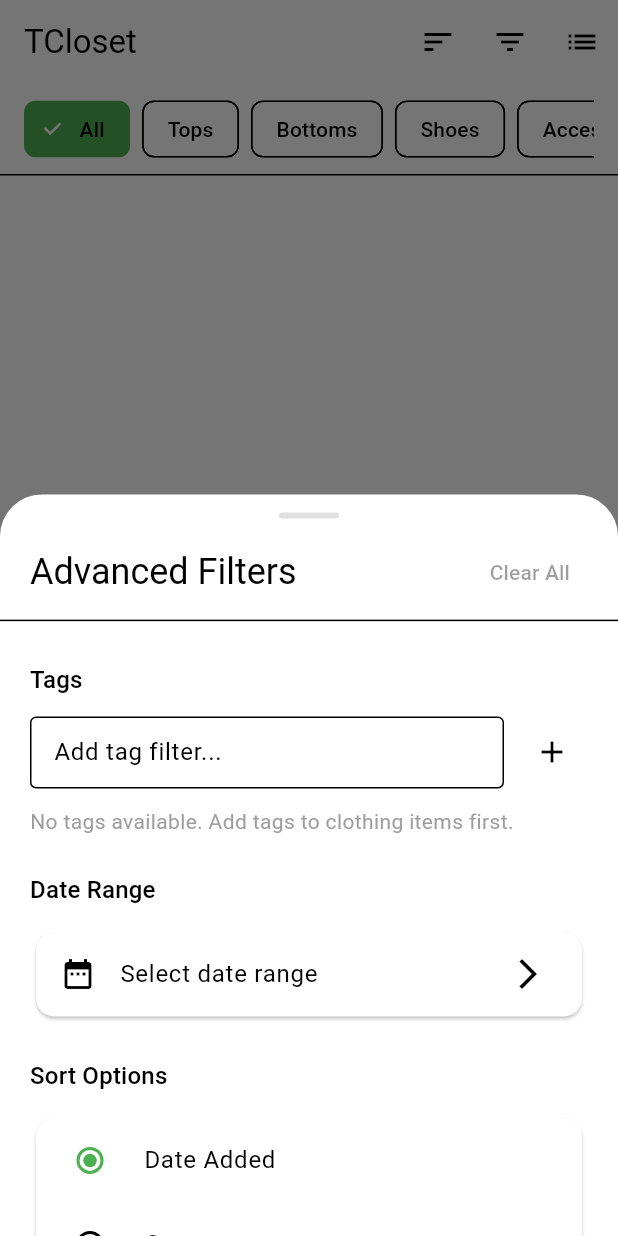
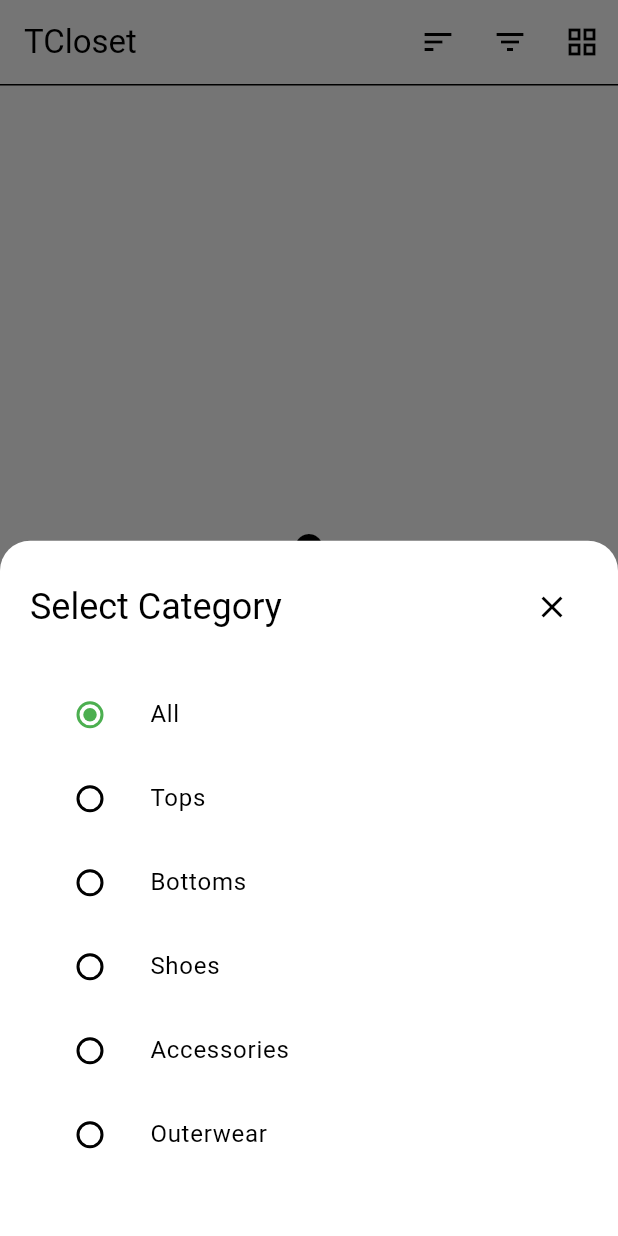
Before and after one commit to hviiet/closet, a Flutter app: the screen it shows after launch, after a tap on the "filter list" icon, on a phone screen of 412 x 824 dp. Run offline on Flutter 3.47's test engine with Material 3 defaults, Android fonts, the light colour scheme and no system bars; our stand-ins replace equatable, flutter_bloc, flutter_image_compress, freezed_annotation, hive, hive_flutter and 1 more; accounts and stored records are empty.

Commit message:
remove un-use fields

```diff
--- a/lib/cubit/filter_cubit.dart
+++ b/lib/cubit/filter_cubit.dart
@@ -2,7 +2,7 @@ import 'package:flutter_bloc/flutter_bloc.dart';
 import 'package:equatable/equatable.dart';
 import '../models/models.dart';
 
-enum SortOption { dateAdded, category, name, recentlyUsed }
+enum SortOption { dateAdded, category, recentlyUsed }
 
 enum SortOrder { ascending, descending }
 
@@ -14,6 +14,7 @@ class FilterState extends Equatable {
   final List<String> selectedTags;
   final bool showOnlyFavorites;
   final DateRange? dateRange;
+  final String searchQuery;
 
   const FilterState({
     this.selectedCategory,
@@ -23,6 +24,7 @@ class FilterState extends Equatable {
     this.selectedTags = const [],
     this.showOnlyFavorites = false,
     this.dateRange,
+    this.searchQuery = '',
   });
 
   FilterState copyWith({
@@ -36,6 +38,7 @@ class FilterState extends Equatable {
     bool clearCategory = false,
     bool clearTags = false,
     bool clearDateRange = false,
+    String? searchQuery,
   }) {
     return FilterState(
       selectedCategory:
@@ -46,6 +49,7 @@ class FilterState extends Equatable {
       selectedTags: clearTags ? [] : (selectedTags ?? this.selectedTags),
       showOnlyFavorites: showOnlyFavorites ?? this.showOnlyFavorites,
       dateRange: clearDateRange ? null : (dateRange ?? this.dateRange),
+      searchQuery: searchQuery ?? this.searchQuery,
     );
   }
 
@@ -53,7 +57,8 @@ class FilterState extends Equatable {
       selectedCategory != null ||
       selectedTags.isNotEmpty ||
       showOnlyFavorites ||
-      dateRange != null;
+      dateRange != null ||
+      searchQuery.isNotEmpty;
 
   @override
   List<Object?> get props => [
@@ -64,6 +69,7 @@ class FilterState extends Equatable {
         selectedTags,
         showOnlyFavorites,
         dateRange,
+        searchQuery,
       ];
 }
 
@@ -152,15 +158,6 @@ class FilterCubit extends Cubit<FilterState> {
           .toList();
     }
 
-    // Apply tag filters
-    if (state.selectedTags.isNotEmpty) {
-      filtered = filtered.where((item) {
-        if (item.tags == null || item.tags!.isEmpty) return false;
-        return state.selectedTags.every((tag) => item.tags!.any(
-            (itemTag) => itemTag.toLowerCase().contains(tag.toLowerCase())));
-      }).toList();
-    }
-
     // Apply date range filter
     if (state.dateRange != null) {
       filtered = filtered
@@ -183,11 +180,6 @@ class FilterCubit extends Cubit<FilterState> {
         case SortOption.category:
           comparison = a.category.displayName.compareTo(b.category.displayName);
           break;
-        case SortOption.name:
-          final aName = a.notes ?? a.category.displayName;
-          final bName = b.notes ?? b.category.displayName;
-          comparison = aName.compareTo(bName);
-          break;
         case SortOption.recentlyUsed:
           // For now, sort by date added as a proxy for recently used
           comparison = a.dateAdded.compareTo(b.dateAdded);
@@ -201,13 +193,8 @@ class FilterCubit extends Cubit<FilterState> {
   }
 
   /// Get available tags from all items
-  List<String> getAvailableTags(List<ClothingItem> items) {
-    final tags = <String>{};
-    for (final item in items) {
-      if (item.tags != null) {
-        tags.addAll(item.tags!);
-      }
-    }
-    return tags.toList()..sort();
+  Set<String> getAvailableTags(List<ClothingItem> items) {
+    // Return empty set since tags field was removed
+    return <String>{};
   }
 }
--- a/lib/models/clothing_item.dart
+++ b/lib/models/clothing_item.dart
@@ -13,8 +13,6 @@ class ClothingItem with _$ClothingItem {
     @HiveField(1) required String imagePath,
     @HiveField(2) required ClothingCategory category,
     @HiveField(3) required DateTime dateAdded,
-    @HiveField(4) String? notes,
-    @HiveField(5) List<String>? tags,
   }) = _ClothingItem;
 
   factory ClothingItem.fromJson(Map<String, dynamic> json) =>
--- a/lib/models/trip.dart
+++ b/lib/models/trip.dart
@@ -9,13 +9,9 @@ part 'trip.g.dart';
 class Trip with _$Trip {
   const factory Trip({
     @HiveField(0) required String id,
-    @HiveField(1) required String name,
-    @HiveField(2) required DateTime startDate,
-    @HiveField(3) required DateTime endDate,
-    @HiveField(4) required List<String> itemIds,
-    @HiveField(5) required List<String> outfitIds,
-    @HiveField(6) String? destination,
-    @HiveField(7) String? notes,
+    @HiveField(1) required List<String> itemIds,
+    @HiveField(2) required List<String> outfitIds,
+    @HiveField(3) required DateTime dateCreated,
   }) = _Trip;
 
   factory Trip.fromJson(Map<String, dynamic> json) => _$TripFromJson(json);
--- a/lib/repositories/hive_clothing_repository.dart
+++ b/lib/repositories/hive_clothing_repository.dart
@@ -48,12 +48,7 @@ class HiveClothingRepository implements ClothingRepository {
     final lowercaseQuery = query.toLowerCase();
     return _box.values
         .where((item) =>
-            item.notes?.toLowerCase().contains(lowercaseQuery) == true ||
-            item.tags?.any(
-                    (tag) => tag.toLowerCase().contains(lowercaseQuery)) ==
-                true ||
             item.category.displayName.toLowerCase().contains(lowercaseQuery))
-        .toList()
-      ..sort((a, b) => b.dateAdded.compareTo(a.dateAdded));
+        .toList();
   }
 }
--- a/lib/screens/home_screen.dart
+++ b/lib/screens/home_screen.dart
@@ -6,8 +6,7 @@ import '../bloc/clothing_state.dart';
 import '../cubit/filter_cubit.dart';
 import '../models/models.dart';
 import '../widgets/clothing_item_widget.dart';
-import '../widgets/category_filter_chip.dart';
-import '../widgets/advanced_filter_bottom_sheet.dart';
+
 import '../constants/app_theme.dart';
 import 'add_item_screen.dart';
 
@@ -70,20 +69,6 @@ class _HomeScreenState extends State<HomeScreen> {
                       ],
                     ),
                   ),
-                  PopupMenuItem(
-                    value: SortOption.name,
-                    child: Row(
-                      children: [
-                        Icon(
-                          filterState.sortOption == SortOption.name
-                              ? Icons.radio_button_checked
-                              : Icons.radio_button_unchecked,
-                        ),
-                        const SizedBox(width: 8),
-                        const Text('Name'),
-                      ],
-                    ),
-                  ),
                   const PopupMenuDivider(),
                   PopupMenuItem(
                     value: null,
@@ -129,7 +114,7 @@ class _HomeScreenState extends State<HomeScreen> {
             builder: (context, filterState) {
               return IconButton(
                 icon:
-                    Icon(filterState.isGridView ? Icons.list : Icons.grid_view),
+                    Icon(filterState.isGridView ? Icons.grid_view : Icons.list),
                 onPressed: () {
                   context.read<FilterCubit>().toggleViewMode();
                 },
@@ -185,39 +170,6 @@ class _HomeScreenState extends State<HomeScreen> {
                 ),
               );
             },
-          ),
-
-          // Category Filters
-          Container(
-            height: 60,
-            padding: const EdgeInsets.symmetric(horizontal: 16),
-            child: ListView(
-              scrollDirection: Axis.horizontal,
-              children: [
-                CategoryFilterChip(
-                  label: 'All',
-                  category: null,
-                  onSelected: (category) {
-                    context.read<FilterCubit>().setCategory(category);
-                  },
-                ),
-                const SizedBox(width: 8),
-                ...ClothingCategory.values.map(
-                  (category) => Padding(
-                    padding: const EdgeInsets.only(right: 8),
-                    child: CategoryFilterChip(
-                      label: category.displayName,
-                      category: category,
-                      onSelected: (selectedCategory) {
-                        context
-                            .read<FilterCubit>()
-                            .setCategory(selectedCategory);
-                      },
-                    ),
-                  ),
-                ),
-              ],
-            ),
           ),
 
           const Divider(height: 1),
@@ -365,8 +317,10 @@ class _HomeScreenState extends State<HomeScreen> {
   void _showAdvancedFilters(BuildContext context) {
     showModalBottomSheet(
       context: context,
-      isScrollControlled: true,
-      builder: (context) => const AdvancedFilterBottomSheet(),
+      shape: const RoundedRectangleBorder(
+        borderRadius: BorderRadius.vertical(top: Radius.circular(20)),
+      ),
+      builder: (context) => _CategorySelectionBottomSheet(),
     );
   }
 
@@ -375,4 +329,79 @@ class _HomeScreenState extends State<HomeScreen> {
     final end = '${range.endDate.day}/${range.endDate.month}';
     return '$start - $end';
   }
+
+  Widget _CategorySelectionBottomSheet() {
+    return BlocBuilder<FilterCubit, FilterState>(
+      builder: (context, filterState) {
+        return Container(
+          constraints: BoxConstraints(
+            maxHeight: MediaQuery.of(context).size.height * 0.7,
+          ),
+          padding: const EdgeInsets.all(20),
+          child: Column(
+            mainAxisSize: MainAxisSize.min,
+            crossAxisAlignment: CrossAxisAlignment.start,
+            children: [
+              Row(
+                children: [
+                  Text(
+                    'Select Category',
+                    style: Theme.of(context).textTheme.headlineSmall,
+                  ),
+                  const Spacer(),
+                  IconButton(
+                    onPressed: () => Navigator.of(context).pop(),
+                    icon: const Icon(Icons.close),
+                  ),
+                ],
+              ),
+              const SizedBox(height: 20),
+              Flexible(
+                child: SingleChildScrollView(
+                  child: Column(
+                    children: [
+                      // All Categories option
+                      ListTile(
+                        title: const Text('All'),
+                        leading: Radio<ClothingCategory?>(
+                          value: null,
+                          groupValue: filterState.selectedCategory,
+                          onChanged: (ClothingCategory? value) {
+                            context.read<FilterCubit>().setCategory(value);
+                            Navigator.of(context).pop();
+                          },
+                        ),
+                        onTap: () {
+                          context.read<FilterCubit>().setCategory(null);
+                          Navigator.of(context).pop();
+                        },
+                      ),
+
+                      // Individual category options
+                      ...ClothingCategory.values.map((category) => ListTile(
+                            title: Text(category.displayName),
+                            leading: Radio<ClothingCategory?>(
+                              value: category,
+                              groupValue: filterState.selectedCategory,
+                              onChanged: (ClothingCategory? value) {
+                                context.read<FilterCubit>().setCategory(value);
+                                Navigator.of(context).pop();
+                              },
+                            ),
+                            onTap: () {
+                              context.read<FilterCubit>().setCategory(category);
+                              Navigator.of(context).pop();
+                            },
+                          )),
+                    ],
+                  ),
+                ),
+              ),
+              const SizedBox(height: 20),
+            ],
+          ),
+        );
+      },
+    );
+  }
 }
--- a/lib/widgets/advanced_filter_bottom_sheet.dart
+++ /dev/null
@@ -1,348 +0,0 @@
-import 'package:flutter/material.dart';
-import 'package:flutter_bloc/flutter_bloc.dart';
-import '../cubit/filter_cubit.dart';
-import '../bloc/clothing_bloc.dart';
-import '../bloc/clothing_state.dart';
-
-class AdvancedFilterBottomSheet extends StatefulWidget {
-  const AdvancedFilterBottomSheet({super.key});
-
-  @override
-  State<AdvancedFilterBottomSheet> createState() =>
-      _AdvancedFilterBottomSheetState();
-}
-
-class _AdvancedFilterBottomSheetState extends State<AdvancedFilterBottomSheet> {
-  final TextEditingController _tagController = TextEditingController();
-
-  @override
-  void dispose() {
-    _tagController.dispose();
-    super.dispose();
-  }
-
-  @override
-  Widget build(BuildContext context) {
-    return DraggableScrollableSheet(
-      initialChildSize: 0.6,
-      maxChildSize: 0.9,
-      minChildSize: 0.3,
-      expand: false,
-      builder: (context, scrollController) {
-        return Container(
-          decoration: const BoxDecoration(
-            borderRadius: BorderRadius.vertical(top: Radius.circular(20)),
-          ),
-          child: Column(
-            children: [
-              // Handle
-              Container(
-                width: 40,
-                height: 4,
-                margin: const EdgeInsets.symmetric(vertical: 12),
-                decoration: BoxDecoration(
-                  color: Colors.grey[300],
-                  borderRadius: BorderRadius.circular(2),
-                ),
-              ),
-
-              // Header
-              Padding(
-                padding: const EdgeInsets.symmetric(horizontal: 20),
-                child: Row(
-                  children: [
-                    Text(
-                      'Advanced Filters',
-                      style: Theme.of(context).textTheme.headlineSmall,
-                    ),
-                    const Spacer(),
-                    BlocBuilder<FilterCubit, FilterState>(
-                      builder: (context, filterState) {
-                        return TextButton(
-                          onPressed: filterState.hasActiveFilters
-                              ? () {
-                                  context.read<FilterCubit>().clearAllFilters();
-                                }
-                              : null,
-                          child: const Text('Clear All'),
-                        );
-                      },
-                    ),
-                  ],
-                ),
-              ),
-
-              const Divider(),
-
-              // Content
-              Expanded(
-                child: ListView(
-                  controller: scrollController,
-                  padding: const EdgeInsets.all(20),
-                  children: [
-                    // Tags Section
-                    _buildTagsSection(),
-
-                    const SizedBox(height: 24),
-
-                    // Date Range Section
-                    _buildDateRangeSection(),
-
-                    const SizedBox(height: 24),
-
-                    // Sort Options Section
-                    _buildSortSection(),
-
-                    const SizedBox(height: 100), // Bottom padding
-                  ],
-                ),
-              ),
-            ],
-          ),
-        );
-      },
-    );
-  }
-
-  Widget _buildTagsSection() {
-    return BlocBuilder<ClothingBloc, ClothingState>(
-      builder: (context, clothingState) {
-        final availableTags =
-            context.read<FilterCubit>().getAvailableTags(clothingState.items);
-
-        return Column(
-          crossAxisAlignment: CrossAxisAlignment.start,
-          children: [
-            Text(
-              'Tags',
-              style: Theme.of(context).textTheme.titleMedium,
-            ),
-            const SizedBox(height: 12),
-
-            // Add Tag Input
-            Row(
-              children: [
-                Expanded(
-                  child: TextField(
-                    controller: _tagController,
-                    decoration: const InputDecoration(
-                      hintText: 'Add tag filter...',
-                      border: OutlineInputBorder(),
-                      isDense: true,
-                    ),
-                    onSubmitted: (value) {
-                      if (value.trim().isNotEmpty) {
-                        context.read<FilterCubit>().addTag(value.trim());
-                        _tagController.clear();
-                      }
-                    },
-                  ),
-                ),
-                const SizedBox(width: 8),
-                IconButton(
-                  onPressed: () {
-                    if (_tagController.text.trim().isNotEmpty) {
-                      context
-                          .read<FilterCubit>()
-                          .addTag(_tagController.text.trim());
-                      _tagController.clear();
-                    }
-                  },
-                  icon: const Icon(Icons.add),
-                ),
-              ],
-            ),
-
-            const SizedBox(height: 12),
-
-            // Selected Tags
-            BlocBuilder<FilterCubit, FilterState>(
-              builder: (context, filterState) {
-                if (filterState.selectedTags.isEmpty && availableTags.isEmpty) {
-                  return const Text(
-                    'No tags available. Add tags to clothing items first.',
-                    style: TextStyle(color: Colors.grey),
-                  );
-                }
-
-                return Column(
-                  crossAxisAlignment: CrossAxisAlignment.start,
-                  children: [
-                    if (filterState.selectedTags.isNotEmpty) ...[
-                      const Text('Selected Tags:',
-                          style: TextStyle(fontWeight: FontWeight.w500)),
-                      const SizedBox(height: 8),
-                      Wrap(
-                        spacing: 8,
-                        runSpacing: 4,
-                        children: filterState.selectedTags
-                            .map((tag) => Chip(
-                                  label: Text(tag),
-                                  onDeleted: () {
-                                    context.read<FilterCubit>().removeTag(tag);
-                                  },
-                                ))
-                            .toList(),
-                      ),
-                      const SizedBox(height: 16),
-                    ],
-                    if (availableTags.isNotEmpty) ...[
-                      const Text('Available Tags:',
-                          style: TextStyle(fontWeight: FontWeight.w500)),
-                      const SizedBox(height: 8),
-                      Wrap(
-                        spacing: 8,
-                        runSpacing: 4,
-                        children: availableTags
-                            .where((tag) =>
-                                !filterState.selectedTags.contains(tag))
-                            .map((tag) => ActionChip(
-                                  label: Text(tag),
-                                  onPressed: () {
-                                    context.read<FilterCubit>().addTag(tag);
-                                  },
-                                ))
-                            .toList(),
-                      ),
-                    ],
-                  ],
-                );
-              },
-            ),
-          ],
-        );
-      },
-    );
-  }
-
-  Widget _buildDateRangeSection() {
-    return BlocBuilder<FilterCubit, FilterState>(
-      builder: (context, filterState) {
-        return Column(
-          crossAxisAlignment: CrossAxisAlignment.start,
-          children: [
-            Text(
-              'Date Range',
-              style: Theme.of(context).textTheme.titleMedium,
-            ),
-            const SizedBox(height: 12),
-            Card(
-              child: ListTile(
-                leading: const Icon(Icons.date_range),
-                title: Text(
-                  filterState.dateRange != null
-                      ? '${_formatDate(filterState.dateRange!.startDate)} - ${_formatDate(filterState.dateRange!.endDate)}'
-                      : 'Select date range',
-                ),
-                trailing: filterState.dateRange != null
-                    ? IconButton(
-                        icon: const Icon(Icons.clear),
-                        onPressed: () {
-                          context.read<FilterCubit>().setDateRange(null);
-                        },
-                      )
-                    : const Icon(Icons.arrow_forward_ios),
-                onTap: () async {
-                  final range = await showDateRangePicker(
-                    context: context,
-                    firstDate: DateTime(2020),
-                    lastDate: DateTime.now(),
-                    initialDateRange: filterState.dateRange != null
-                        ? DateTimeRange(
-                            start: filterState.dateRange!.startDate,
-                            end: filterState.dateRange!.endDate,
-                          )
-                        : null,
-                  );
-
-                  if (range != null && mounted) {
-                    context.read<FilterCubit>().setDateRange(
-                          DateRange(startDate: range.start, endDate: range.end),
-                        );
-                  }
-                },
-              ),
-            ),
-          ],
-        );
-      },
-    );
-  }
-
-  Widget _buildSortSection() {
-    return BlocBuilder<FilterCubit, FilterState>(
-      builder: (context, filterState) {
-        return Column(
-          crossAxisAlignment: CrossAxisAlignment.start,
-          children: [
-            Text(
-              'Sort Options',
-              style: Theme.of(context).textTheme.titleMedium,
-            ),
-            const SizedBox(height: 12),
-
-            // Sort Option
-            Card(
-              child: Column(
-                children: [
-                  RadioListTile<SortOption>(
-                    title: const Text('Date Added'),
-                    value: SortOption.dateAdded,
-                    groupValue: filterState.sortOption,
-                    onChanged: (value) {
-                      if (value != null) {
-                        context.read<FilterCubit>().setSortOption(value);
-                      }
-                    },
-                  ),
-                  RadioListTile<SortOption>(
-                    title: const Text('Category'),
-                    value: SortOption.category,
-                    groupValue: filterState.sortOption,
-                    onChanged: (value) {
-                      if (value != null) {
-                        context.read<FilterCubit>().setSortOption(value);
-                      }
-                    },
-                  ),
-                  RadioListTile<SortOption>(
-                    title: const Text('Name'),
-                    value: SortOption.name,
-                    groupValue: filterState.sortOption,
-                    onChanged: (value) {
-                      if (value != null) {
-                        context.read<FilterCubit>().setSortOption(value);
-                      }
-                    },
-                  ),
-                ],
-              ),
-            ),
-
-            const SizedBox(height: 12),
-
-            // Sort Order
-            Card(
-              child: SwitchListTile(
-                title: const Text('Sort Order'),
-                subtitle: Text(filterState.sortOrder == SortOrder.ascending
-                    ? 'Ascending'
-                    : 'Descending'),
-                value: filterState.sortOrder == SortOrder.ascending,
-                onChanged: (value) {
-                  context.read<FilterCubit>().setSortOrder(
-                        value ? SortOrder.ascending : SortOrder.descending,
-                      );
-                },
-              ),
-            ),
-          ],
-        );
-      },
-    );
-  }
-
-  String _formatDate(DateTime date) {
-    return '${date.day}/${date.month}/${date.year}';
-  }
-}
```
Also changed, not shown: lib/repositories/hive_trip_repository.dart (+3 -6 lines), lib/screens/add_item_screen.dart (+0 -55 lines), lib/widgets/clothing_item_widget.dart (+23 -40 lines), lib/models/clothing_item.freezed.dart, lib/models/clothing_item.g.dart, lib/models/trip.freezed.dart, lib/models/trip.g.dart.
